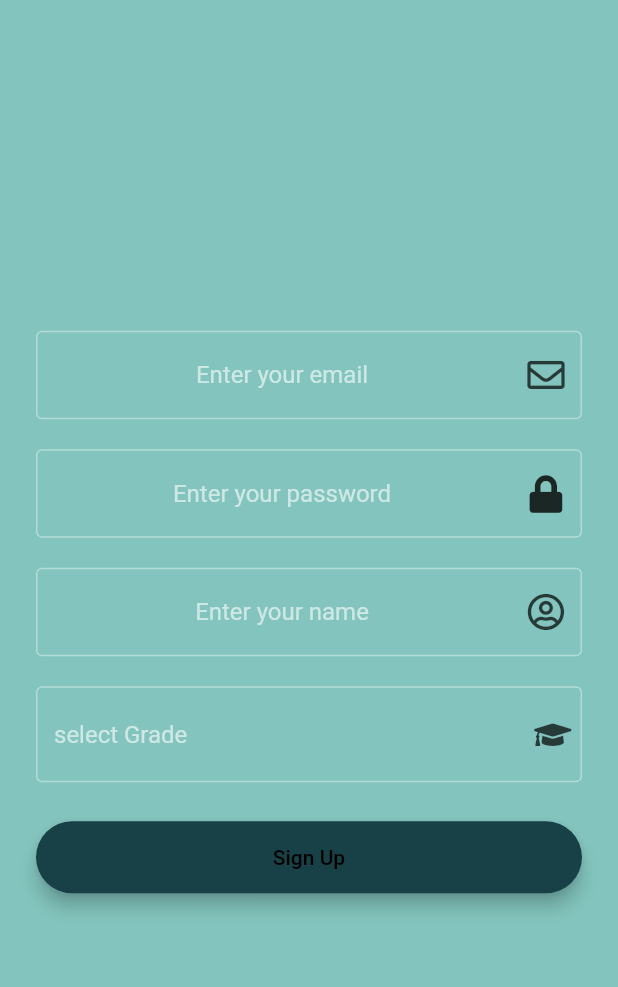
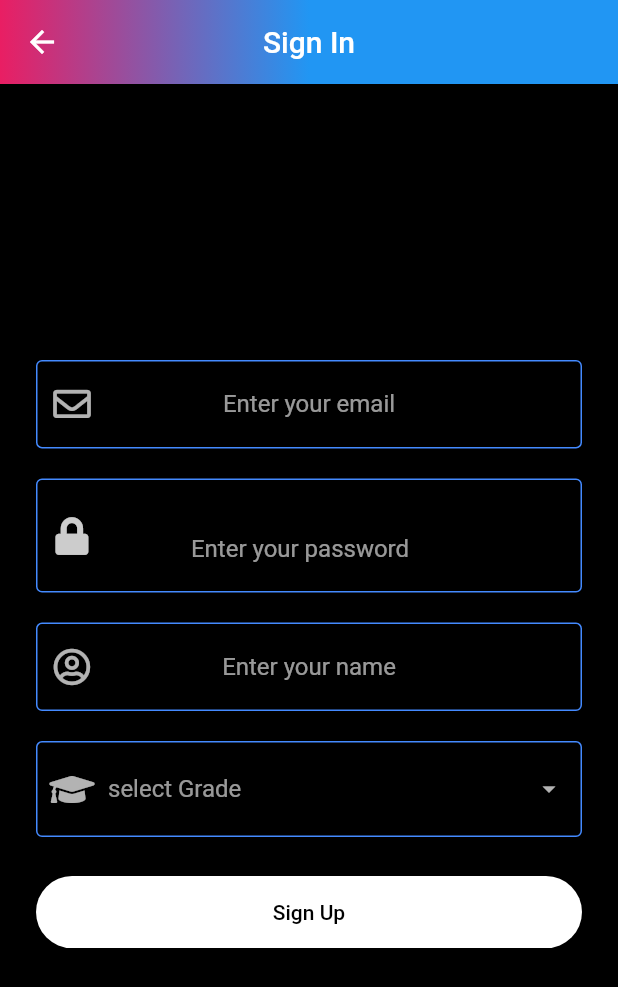
Before and after one commit to PatilAmartyaJ/educational_app, a Flutter app: the SignUpScreen screen opened by its route, on a phone screen of 412 x 824 dp. Shown: the top 987 px of the screen. Run offline on Flutter 3.47's test engine with Material 2 defaults, Android fonts, the phone set to English and light mode, and no system bars; our stand-ins replace avatar_glow, cloud_firestore, email_validator, firebase_auth, firebase_core, flutter_animation_progress_bar and 7 more; missing offline and left inert: adobe_xd, spincircle_bottom_bar; accounts and stored records are empty; network calls fail.

```diff
--- a/lib/Screens/HomeScreen.dart
+++ b/lib/Screens/HomeScreen.dart
@@ -29,7 +29,7 @@ class _HomeScreenState extends State<HomeScreen> {
             );
           }
 
-          if (snapshot.connectionState == ConnectionState.done ||
+          if (snapshot.connectionState == ConnectionState.active ||
               snapshot.hasData) {
             return StreamBuilder(
               stream: FirebaseAuth.instance.authStateChanges(),
--- a/lib/Screens/signupScreen.dart
+++ b/lib/Screens/signupScreen.dart
@@ -2,7 +2,7 @@ import 'package:flutter/material.dart';
 import 'package:email_validator/email_validator.dart';
 import 'package:flutter_application_1/Components/RoundedButton.dart';
 import 'package:flutter_application_1/Screens/SignInScreen.dart';
-import 'package:flutter_application_1/constants.dart';
+
 import 'package:modal_progress_hud/modal_progress_hud.dart';
 import 'package:rflutter_alert/rflutter_alert.dart';
 import 'package:font_awesome_flutter/font_awesome_flutter.dart';
@@ -21,19 +21,32 @@ class _SignUpScreenState extends State<SignUpScreen> {
   bool showSpinner = false;
   String email;
   String password;
+  bool _passwordVisible = false;
   String grade;
   String name;
   final _formKey = GlobalKey<FormState>();
+  @override
+  void initState() {
+    _passwordVisible = false;
+  }
 
   @override
   Widget build(BuildContext context) {
     return Scaffold(
-      backgroundColor: Color(0xFF83c5be),
-      // appBar: AppBar(
-      //   backgroundColor: Color(0xff184047),
-      //   leading: BackButton(
-      //       onPressed: () => Navigator.pushNamed(context, WelcomeScreen.id)),
-      // ),
+      backgroundColor: Colors.black,
+      appBar: AppBar(
+        centerTitle: true,
+        title: Text("Sign In"),
+        flexibleSpace: Container(
+          decoration: BoxDecoration(
+              gradient: LinearGradient(
+                  begin: const FractionalOffset(0.0, 0.0),
+                  end: const FractionalOffset(0.5, 0.0),
+                  stops: [0.0, 1.0],
+                  tileMode: TileMode.clamp,
+                  colors: <Color>[Colors.pink, Colors.blue])),
+        ),
+      ),
       body: ModalProgressHUD(
         inAsyncCall: showSpinner,
         child: Padding(
@@ -55,9 +68,22 @@ class _SignUpScreenState extends State<SignUpScreen> {
                   },
                   decoration: InputDecoration(
                     border: OutlineInputBorder(),
+                    enabledBorder: OutlineInputBorder(
+                      borderSide:
+                          BorderSide(color: Colors.blueAccent, width: 1.0),
+                    ),
+                    focusedBorder: OutlineInputBorder(
+                      borderSide:
+                          BorderSide(color: Color(0xFFF06292), width: 2.0),
+                    ),
                     hintText: 'Enter your email',
+                    prefixIcon: Opacity(
+                      opacity: 0.70,
+                      child: Icon(FontAwesomeIcons.envelope,
+                          size: 25, color: Colors.white),
+                    ),
                     suffixIcon: Opacity(
-                      opacity: 0.70,
+                      opacity: 0.0,
                       child: Icon(FontAwesomeIcons.envelope,
                           size: 25, color: Colors.black),
                     ),
@@ -76,20 +102,42 @@ class _SignUpScreenState extends State<SignUpScreen> {
                   height: 20.0,
                 ),
                 TextFormField(
-                  obscureText: true,
+                  obscureText: !_passwordVisible,
                   textAlign: TextAlign.center,
                   onChanged: (value) {
                     password = value;
                   },
                   decoration: InputDecoration(
                       border: OutlineInputBorder(),
+                      enabledBorder: OutlineInputBorder(
+                        borderSide:
+                            BorderSide(color: Colors.blueAccent, width: 1.0),
+                      ),
+                      focusedBorder: OutlineInputBorder(
+                        borderSide:
+                            BorderSide(color: Color(0xFFF06292), width: 2.0),
+                      ),
                       hintText: 'Enter your password',
-                    suffixIcon: Opacity(
+                      prefixIcon: Opacity(
                         opacity: 0.80,
                         child: Icon(FontAwesomeIcons.lock,
-                          size: 25, color: Colors.black),
+                            size: 25, color: Colors.white),
                       ),
+                      suffix: SizedBox(
+                        height: 25,
+                        child: IconButton(
+                            icon: Icon(
+                              _passwordVisible
+                                  ? Icons.visibility
+                                  : Icons.visibility_off,
+                              color: Colors.white,
                             ),
+                            onPressed: () {
+                              setState(() {
+                                _passwordVisible = !_passwordVisible;
+                              });
+                            }),
+                      )),
                   validator: (value) {
                     if (value == null || value.isEmpty) {
                       return 'Please enter password';
@@ -110,11 +158,24 @@ class _SignUpScreenState extends State<SignUpScreen> {
                   },
                   decoration: InputDecoration(
                     border: OutlineInputBorder(),
+                    enabledBorder: OutlineInputBorder(
+                      borderSide:
+                          BorderSide(color: Colors.blueAccent, width: 1.0),
+                    ),
+                    focusedBorder: OutlineInputBorder(
+                      borderSide:
+                          BorderSide(color: Color(0xFFF06292), width: 2.0),
+                    ),
                     hintText: 'Enter your name',
-                    suffixIcon: Opacity(
+                    prefixIcon: Opacity(
                       opacity: 0.70,
                       child: Icon(FontAwesomeIcons.userCircle,
-                          size: 25, color: Colors.black),
+                          size: 25, color: Colors.white),
+                    ),
+                    suffixIcon: Opacity(
+                      opacity: 0.0,
+                      child: Icon(FontAwesomeIcons.userCircle,
+                          size: 25, color: Colors.white),
                     ),
                   ),
                   validator: (value) {
@@ -132,11 +193,19 @@ class _SignUpScreenState extends State<SignUpScreen> {
                   isExpanded: false,
                   decoration: InputDecoration(
                     border: OutlineInputBorder(),
-                    suffixIcon: Opacity(
+                    enabledBorder: OutlineInputBorder(
+                      borderSide:
+                          BorderSide(color: Colors.blueAccent, width: 1.0),
+                    ),
+                    focusedBorder: OutlineInputBorder(
+                      borderSide:
+                          BorderSide(color: Color(0xFFF06292), width: 2.0),
+                    ),
+                    prefixIcon: Opacity(
                       opacity: 0.70,
                       child: Icon(
                         FontAwesomeIcons.graduationCap,
-                        color: Colors.black,
+                        color: Colors.white,
                       ),
                     ),
                   ),
@@ -150,7 +219,7 @@ class _SignUpScreenState extends State<SignUpScreen> {
                   ].map<DropdownMenuItem<String>>((grade) {
                     return DropdownMenuItem<String>(
                       value: grade,
-                      child: Text(grade),
+                      child: Center(child: Text(grade)),
                     );
                   }).toList(),
                   onChanged: (value) async {
@@ -176,7 +245,7 @@ class _SignUpScreenState extends State<SignUpScreen> {
                 ),
                 RoundedButton(
                   title: 'Sign Up',
-                  colour: Color(0xff184047),
+                  colour: Colors.white,
                   onpressed: () async {
                     if (_formKey.currentState.validate()) {
                       setState(() {
@@ -243,6 +312,7 @@ class _SignUpScreenState extends State<SignUpScreen> {
         desc: error.message,
         buttons: [
           DialogButton(
+            color: Colors.blue,
             child: Text('Try Again'),
             onPressed: () => setState(() {}),
             width: 100,
--- a/pubspec.yaml
+++ b/pubspec.yaml
@@ -36,6 +36,7 @@ dependencies:
   adobe_xd: ^2.0.0+1
   video_player: ^2.1.1
 
+
 dev_dependencies:
   flutter_test:
     sdk: flutter
```
Also changed, not shown: lib/Components/GradientAppbar.dart (deleted, +0 -33 lines), lib/Screens/SignInScreen.dart (+9 -1 lines), lib/Screens/profile.dart (+6 -15 lines), 1 other file. Lines whose indentation alone changed are shown as unchanged.
